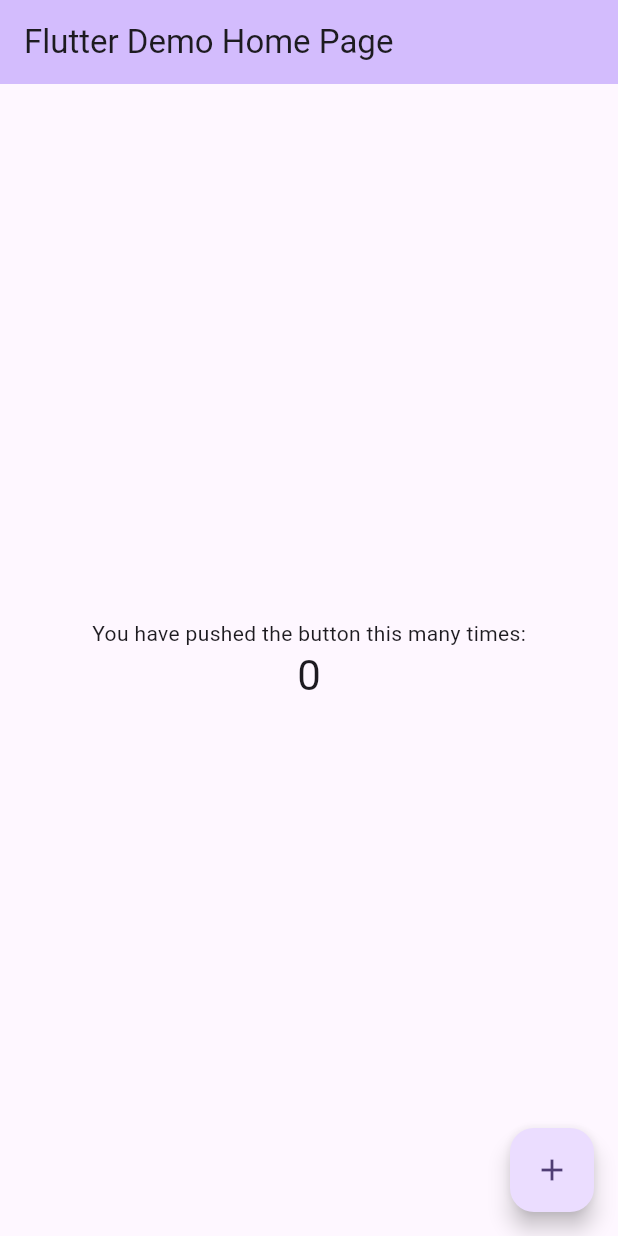
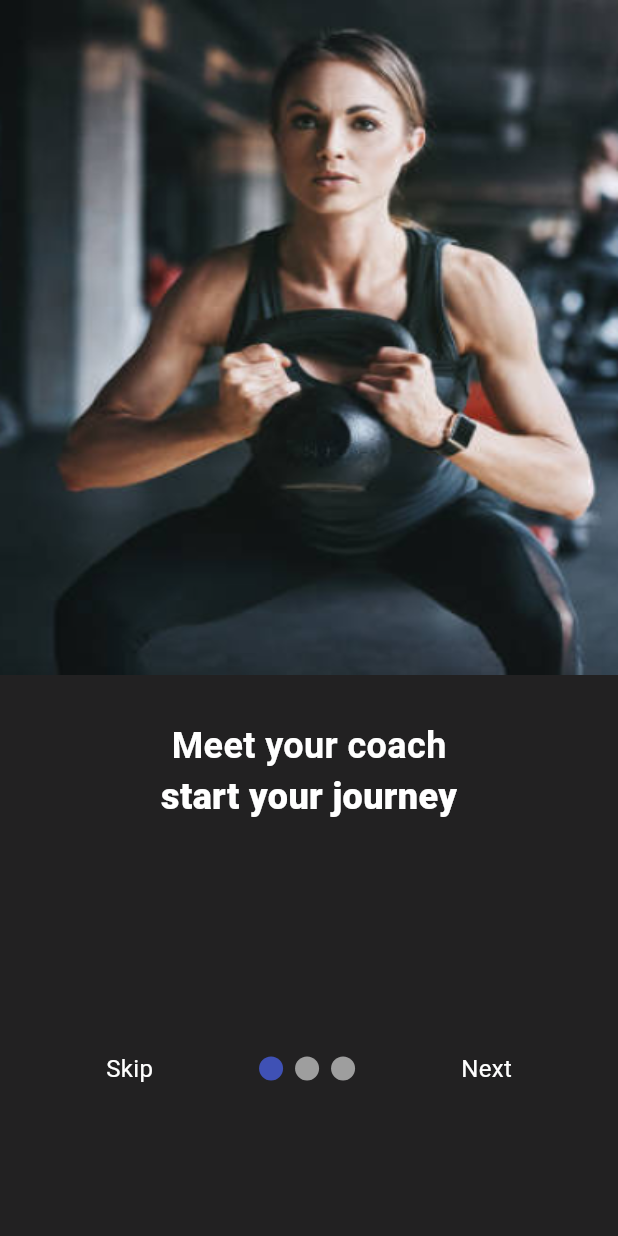
Before and after one commit to Baz-Development/my_gym_app_v2, a Flutter app: the screen it shows after launch, on a phone screen of 412 x 824 dp. Run offline on Flutter 3.47's test engine with Material 2 defaults, Android fonts, the light colour scheme and no system bars; drawn by our look-alikes of smooth_page_indicator; our stand-ins replace dartz, equatable.

Commit message:
feat: Onboarding screens

```diff
--- a/lib/main.dart
+++ b/lib/main.dart
@@ -1,4 +1,5 @@
 import 'package:flutter/material.dart';
+import 'package:my_gym_app_v2/src/onboarding/presentation/views/onboarding_screen.dart';
 
 void main() {
   runApp(const MyApp());
@@ -7,119 +8,14 @@ void main() {
 class MyApp extends StatelessWidget {
   const MyApp({super.key});
 
-  // This widget is the root of your application.
   @override
   Widget build(BuildContext context) {
     return MaterialApp(
-      title: 'Flutter Demo',
+      title: 'My gym app v2',
       theme: ThemeData(
-        // This is the theme of your application.
-        //
-        // TRY THIS: Try running your application with "flutter run". You'll see
-        // the application has a blue toolbar. Then, without quitting the app,
-        // try changing the seedColor in the colorScheme below to Colors.green
-        // and then invoke "hot reload" (save your changes or press the "hot
-        // reload" button in a Flutter-supported IDE, or press "r" if you used
-        // the command line to start the app).
-        //
-        // Notice that the counter didn't reset back to zero; the application
-        // state is not lost during the reload. To reset the state, use hot
-        // restart instead.
-        //
-        // This works for code too, not just values: Most code changes can be
-        // tested with just a hot reload.
-        colorScheme: ColorScheme.fromSeed(seedColor: Colors.deepPurple),
         useMaterial3: true,
       ),
-      home: const MyHomePage(title: 'Flutter Demo Home Page'),
+      home: const OnboardingScreen(),
     );
   }
 }
-
-class MyHomePage extends StatefulWidget {
-  const MyHomePage({super.key, required this.title});
-
-  // This widget is the home page of your application. It is stateful, meaning
-  // that it has a State object (defined below) that contains fields that affect
-  // how it looks.
-
-  // This class is the configuration for the state. It holds the values (in this
-  // case the title) provided by the parent (in this case the App widget) and
-  // used by the build method of the State. Fields in a Widget subclass are
-  // always marked "final".
-
-  final String title;
-
-  @override
-  State<MyHomePage> createState() => _MyHomePageState();
-}
-
-class _MyHomePageState extends State<MyHomePage> {
-  int _counter = 0;
-
-  void _incrementCounter() {
-    setState(() {
-      // This call to setState tells the Flutter framework that something has
-      // changed in this State, which causes it to rerun the build method below
-      // so that the display can reflect the updated values. If we changed
-      // _counter without calling setState(), then the build method would not be
-      // called again, and so nothing would appear to happen.
-      _counter++;
-    });
-  }
-
-  @override
-  Widget build(BuildContext context) {
-    // This method is rerun every time setState is called, for instance as done
-    // by the _incrementCounter method above.
-    //
-    // The Flutter framework has been optimized to make rerunning build methods
-    // fast, so that you can just rebuild anything that needs updating rather
-    // than having to individually change instances of widgets.
-    return Scaffold(
-      appBar: AppBar(
-        // TRY THIS: Try changing the color here to a specific color (to
-        // Colors.amber, perhaps?) and trigger a hot reload to see the AppBar
-        // change color while the other colors stay the same.
-        backgroundColor: Theme.of(context).colorScheme.inversePrimary,
-        // Here we take the value from the MyHomePage object that was created by
-        // the App.build method, and use it to set our appbar title.
-        title: Text(widget.title),
-      ),
-      body: Center(
-        // Center is a layout widget. It takes a single child and positions it
-        // in the middle of the parent.
-        child: Column(
-          // Column is also a layout widget. It takes a list of children and
-          // arranges them vertically. By default, it sizes itself to fit its
-          // children horizontally, and tries to be as tall as its parent.
-          //
-          // Column has various properties to control how it sizes itself and
-          // how it positions its children. Here we use mainAxisAlignment to
-          // center the children vertically; the main axis here is the vertical
-          // axis because Columns are vertical (the cross axis would be
-          // horizontal).
-          //
-          // TRY THIS: Invoke "debug painting" (choose the "Toggle Debug Paint"
-          // action in the IDE, or press "p" in the console), to see the
-          // wireframe for each widget.
-          mainAxisAlignment: MainAxisAlignment.center,
-          children: <Widget>[
-            const Text(
-              'You have pushed the button this many times:',
-            ),
-            Text(
-              '$_counter',
-              style: Theme.of(context).textTheme.headlineMedium,
-            ),
-          ],
-        ),
-      ),
-      floatingActionButton: FloatingActionButton(
-        onPressed: _incrementCounter,
-        tooltip: 'Increment',
-        child: const Icon(Icons.add),
-      ), // This trailing comma makes auto-formatting nicer for build methods.
-    );
-  }
-}
--- /dev/null
+++ b/lib/src/onboarding/presentation/views/onboarding_screen.dart
@@ -0,0 +1,111 @@
+import 'package:flutter/material.dart';
+import 'package:my_gym_app_v2/src/onboarding/presentation/widgets/onboarding_content.dart';
+import 'package:my_gym_app_v2/src/welcome/presentation/views/welcome_screen.dart';
+import 'package:smooth_page_indicator/smooth_page_indicator.dart';
+
+class OnboardingScreen extends StatefulWidget {
+  const OnboardingScreen({super.key});
+
+  @override
+  State<OnboardingScreen> createState() => _OnboardingScreenState();
+}
+
+class _OnboardingScreenState extends State<OnboardingScreen> {
+  final PageController _pageController = PageController();
+
+  bool onLastPage = false;
+
+  @override
+  Widget build(BuildContext context) {
+    return Scaffold(
+      body: Stack(
+        children: [
+          PageView(
+            onPageChanged: (index) {
+              setState(() {
+                onLastPage = (index == 2);
+              });
+            },
+            controller: _pageController,
+            children: const [
+              OnboardingContentScreen(
+                title: 'Meet your coach',
+                subtitle: 'start your journey',
+                image: 'assets/onbording/onboarding1.png',
+              ),
+              OnboardingContentScreen(
+                title: 'Create a workout plan',
+                subtitle: 'to stay fit',
+                image: 'assets/onbording/onboarding2.png',
+              ),
+              OnboardingContentScreen(
+                title: 'Action is the',
+                subtitle: 'key to all success',
+                image: 'assets/onbording/onboarding3.png',
+              ),
+            ],
+          ),
+          Container(
+            alignment: const Alignment(0, 0.75),
+            child: Row(
+              mainAxisAlignment: MainAxisAlignment.spaceEvenly,
+              children: [
+                GestureDetector(
+                  onTap: () {
+                    _pageController.jumpToPage(2);
+                  },
+                  child: const Text(
+                    'Skip',
+                    style: TextStyle(
+                      fontSize: 16,
+                      color: Colors.white,
+                    ),
+                  ),
+                ),
+                SmoothPageIndicator(
+                  controller: _pageController,
+                  count: 3,
+                ),
+                onLastPage
+                    ? GestureDetector(
+                        onTap: () {
+                          Navigator.push(
+                            context,
+                            MaterialPageRoute(
+                              builder: (context) {
+                                return const WelcomeScreen();
+                              },
+                            ),
+                          );
+                        },
+                        child: const Text(
+                          'Done',
+                          style: TextStyle(
+                            fontSize: 16,
+                            color: Colors.white,
+                          ),
+                        ),
+                      )
+                    : GestureDetector(
+                        onTap: () {
+                          _pageController.nextPage(
+                            duration: const Duration(milliseconds: 500),
+                            curve: Curves.easeIn,
+                          );
+                        },
+                        child: const Text(
+                          'Next',
+                          style: TextStyle(
+                            fontSize: 16,
+                            color: Colors.white,
+                          ),
+                        ),
+                      ),
+              ],
+            ),
+          )
+        ],
+      ),
+    );
+  }
+}
--- /dev/null
+++ b/lib/src/onboarding/presentation/widgets/onboarding_content.dart
@@ -0,0 +1,52 @@
+import 'package:flutter/material.dart';
+
+class OnboardingContentScreen extends StatelessWidget {
+  const OnboardingContentScreen(
+      {super.key,
+      required this.title,
+      required this.subtitle,
+      required this.image});
+
+  final String title;
+  final String subtitle;
+  final String image;
+
+  @override
+  Widget build(BuildContext context) {
+    return Container(
+      color: Colors.black87,
+      child: Column(
+        children: [
+          Image.asset(
+            image,
+            height: 450,
+            width: double.infinity,
+            fit: BoxFit.fill,
+          ),
+          const SizedBox(
+            height: 30,
+          ),
+          Text(
+            title,
+            style: const TextStyle(
+              decoration: TextDecoration.none,
+              color: Colors.white,
+              fontSize: 24,
+              fontWeight: FontWeight.w700,
+            ),
+          ),
+          Text(
+            subtitle,
+            style: const TextStyle(
+              decoration: TextDecoration.none,
+              color: Colors.white,
+              fontSize: 24,
+              fontWeight: FontWeight.w900,
+            ),
+          ),
+          const Spacer(),
+        ],
+      ),
+    );
+  }
+}
--- /dev/null
+++ b/lib/src/welcome/presentation/views/welcome_screen.dart
@@ -0,0 +1,19 @@
+import 'package:flutter/material.dart';
+
+class WelcomeScreen extends StatelessWidget {
+  const WelcomeScreen({super.key});
+
+  @override
+  Widget build(BuildContext context) {
+    return const Scaffold(
+      body: Center(
+        child: Text(
+          "Welcome screen",
+          style: TextStyle(
+            fontSize: 24,
+          ),
+        ),
+      ),
+    );
+  }
+}
```
Also changed, not shown: pubspec.yaml (+5 -3 lines), assets/onbording/onboarding1.png (added), assets/onbording/onboarding2.png (added), assets/onbording/onboarding3.png (added), pubspec.lock.
